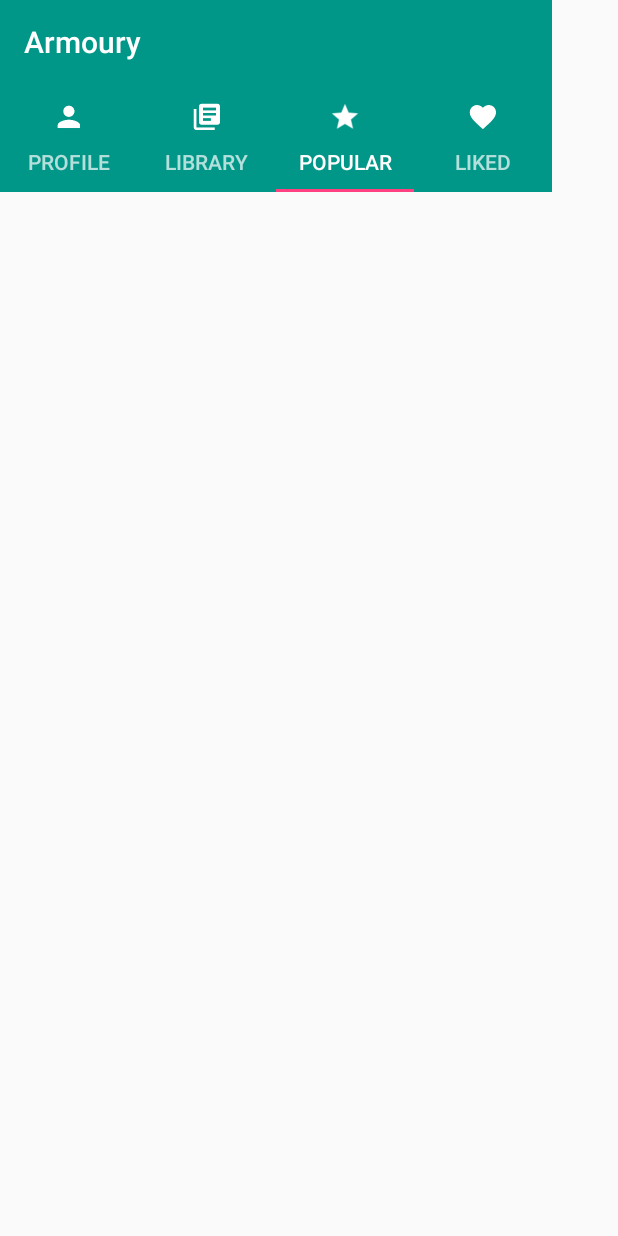
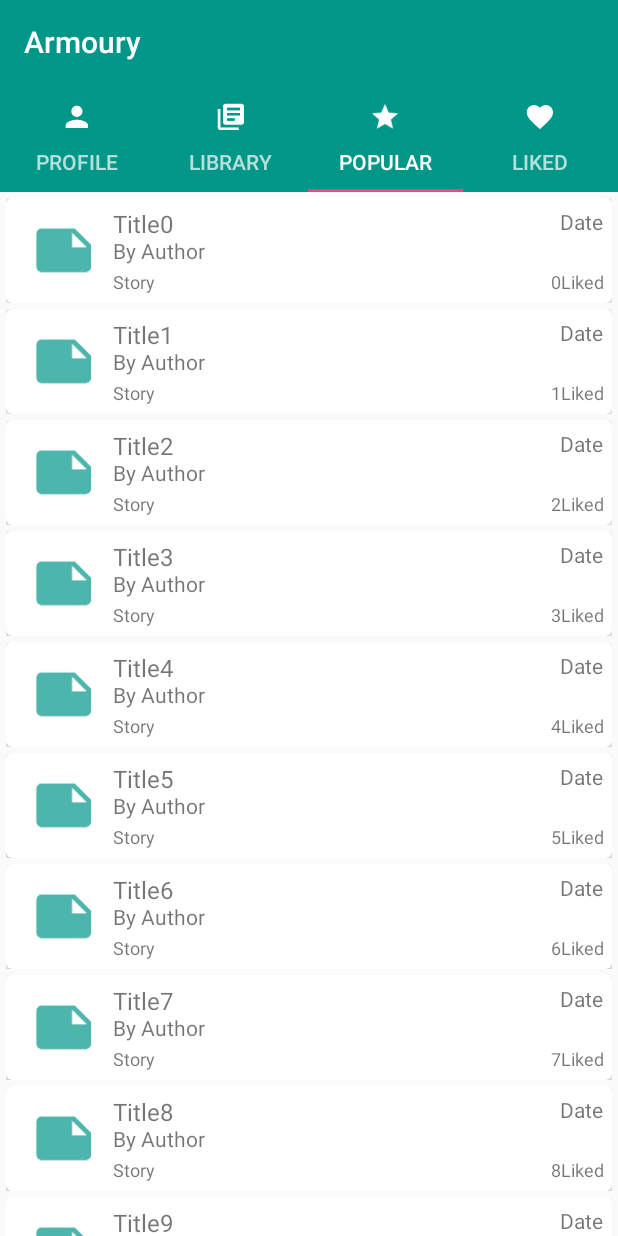
Before and after one commit to KuKunai/Armoury, an Android app: the MainActivity screen opened directly, with no data from a screen before it, tab 3 chosen, on a phone screen of 412 x 824 dp. Run offline under Robolectric (Android 15) with nearby library versions, the phone set to English and light mode, and no system bars; libraries missing offline, so code that uses them is left out: com.crashlytics.android, com.github.mikephil.charting, io.fabric.sdk; 22 statements that could not run were skipped.

Commit message:
Mock tab popular with RecyclerView

```diff
--- a/app/src/main/java/com/minipg/fanster/armoury/fragment/TabLikedFragment.java
+++ b/app/src/main/java/com/minipg/fanster/armoury/fragment/TabLikedFragment.java
@@ -28,7 +28,7 @@ public class TabLikedFragment extends Fragment {
     @Override
     public View onCreateView(LayoutInflater inflater, ViewGroup container,
                              Bundle savedInstanceState) {
-        View rootView = inflater.inflate(R.layout.fragment_tab_liked, container, false);
+        View rootView = inflater.inflate(R.layout.fragment_tab_popular, container, false);
         initInstances(rootView);
         return rootView;
     }
--- a/app/src/main/java/com/minipg/fanster/armoury/manager/HttpManager.java
+++ b/app/src/main/java/com/minipg/fanster/armoury/manager/HttpManager.java
@@ -31,7 +31,7 @@ public class HttpManager {
                 .create();
 
         Retrofit retrofit = new Retrofit.Builder()
-                .baseUrl("http://52.221.197.204:8080/TEST/api/")
+                .baseUrl("52.221.197.204:8080/ShareService/api/")
                 .addConverterFactory(GsonConverterFactory.create(gson))
                 .build();
 
--- a/app/src/main/res/layout/activity_main.xml
+++ b/app/src/main/res/layout/activity_main.xml
@@ -7,8 +7,8 @@
     tools:context="com.minipg.fanster.armoury.activity.MainActivity">
 
     <LinearLayout
-        android:layout_width="368dp"
-        android:layout_height="551dp"
+        android:layout_width="match_parent"
+        android:layout_height="match_parent"
         android:orientation="vertical">
 
         <!--Toolbar-->
--- a/app/src/main/res/layout/fragment_tab_liked.xml
+++ b/app/src/main/res/layout/fragment_tab_liked.xml
@@ -2,8 +2,7 @@
 <LinearLayout xmlns:android="http://schemas.android.com/apk/res/android"
     android:orientation="vertical"
     android:layout_width="match_parent"
-    android:layout_height="match_parent"
-    android:background="#ffaaff">
+    android:layout_height="match_parent" >
 
 
 </LinearLayout>
--- a/app/src/main/res/layout/fragment_tab_popular.xml
+++ b/app/src/main/res/layout/fragment_tab_popular.xml
@@ -1,11 +1,12 @@
 <?xml version="1.0" encoding="utf-8"?>
 <RelativeLayout xmlns:android="http://schemas.android.com/apk/res/android"
     android:layout_width="match_parent"
-    android:layout_height="match_parent">
+    android:layout_height="match_parent"
+    >
 
     <android.support.v7.widget.RecyclerView
         android:id="@+id/recycleView"
         android:layout_width="match_parent"
-        android:layout_height="match_parent"/>
+        android:layout_height="match_parent" />
 
 </RelativeLayout>
--- a/app/src/main/res/layout/list_topic.xml
+++ b/app/src/main/res/layout/list_topic.xml
@@ -1,17 +1,116 @@
 <?xml version="1.0" encoding="utf-8"?>
 <RelativeLayout xmlns:android="http://schemas.android.com/apk/res/android"
+    xmlns:card_view="http://schemas.android.com/apk/res-auto"
     android:layout_width="match_parent"
-    android:layout_height="match_parent">
+    android:layout_height="wrap_content"
+    android:paddingLeft="4dp"
+    android:paddingRight="4dp"
+    android:paddingTop="4dp">
 
     <android.support.v7.widget.CardView
         android:layout_width="match_parent"
-        android:layout_height="wrap_content">
+        android:layout_height="wrap_content"
+        android:layout_gravity="center"
+        android:padding="10dp"
+        card_view:cardCornerRadius="4dp">
 
         <LinearLayout
             android:layout_width="match_parent"
             android:layout_height="match_parent"
-            android:orientation="horizontal">
+            android:orientation="horizontal"
+            android:padding="6dp"
+            android:weightSum="6">
 
+            <ImageView
+                android:layout_width="0dp"
+                android:layout_height="match_parent"
+                android:layout_weight="1"
+                android:src="@mipmap/ic_note"
+                android:scaleType="fitCenter"
+                android:padding="4dp"/>
+
+            <LinearLayout
+                android:layout_width="0dp"
+                android:layout_height="match_parent"
+                android:weightSum="3"
+                android:layout_weight="5"
+                android:orientation="vertical">
+
+                <LinearLayout
+                    android:layout_weight="1"
+                    android:layout_width="match_parent"
+                    android:layout_height="0dp"
+                    android:orientation="horizontal"
+                    android:weightSum="5">
+
+                    <TextView
+                        android:id="@+id/tvTitle"
+                        android:layout_width="0dp"
+                        android:layout_height="wrap_content"
+                        android:layout_weight="3"
+                        android:ellipsize="end"
+                        android:maxLines="1"
+                        android:text="Title"
+                        android:textSize="16sp" />
+
+                    <TextView
+                        android:id="@+id/tvDate"
+                        android:layout_width="0dp"
+                        android:layout_height="wrap_content"
+                        android:layout_gravity="right"
+                        android:layout_weight="2"
+                        android:ellipsize="end"
+                        android:gravity="right"
+                        android:maxLines="1"
+                        android:text="Date"
+                        android:textSize="14sp" />
+
+
+                </LinearLayout>
+
+                <TextView
+                    android:layout_weight="1"
+                    android:id="@+id/tvAuthor"
+                    android:layout_width="wrap_content"
+                    android:layout_height="0dp"
+                    android:ellipsize="end"
+                    android:maxLines="1"
+                    android:text="by Author"
+                    android:textSize="14sp" />
+
+                <LinearLayout
+                    android:layout_weight="1"
+                    android:layout_width="match_parent"
+                    android:layout_height="0dp"
+                    android:orientation="horizontal"
+                    android:weightSum="5">
+
+                    <TextView
+                        android:id="@+id/tvStory"
+                        android:layout_width="0dp"
+                        android:layout_height="wrap_content"
+                        android:layout_weight="3"
+                        android:ellipsize="end"
+                        android:maxLines="1"
+                        android:textSize="12sp"
+                        android:layout_gravity="bottom"
+                        android:text="Story Story Story Story Story Story Story Story Story Story" />
+
+                    <TextView
+                        android:id="@+id/tvLiked"
+                        android:layout_width="0dp"
+                        android:layout_height="wrap_content"
+                        android:layout_gravity="right|bottom"
+                        android:layout_weight="2"
+                        android:gravity="right"
+                        android:maxLines="1"
+                        android:textSize="12sp"
+                        android:text="1400 Liked" />
+
+                </LinearLayout>
+
+
+            </LinearLayout>
 
         </LinearLayout>
 
```
Also changed, not shown: app/src/main/java/com/minipg/fanster/armoury/adapter/TopicListAdapter.java (added, +61 -0 lines), app/src/main/java/com/minipg/fanster/armoury/dao/CategoryItemDao.java (added, +33 -0 lines), app/src/main/java/com/minipg/fanster/armoury/fragment/TabPopularFragment.java (+13 -0 lines), app/src/main/java/com/minipg/fanster/armoury/manager/http/ApiService.java (+6 -2 lines), app/src/main/java/com/minipg/fanster/armoury/view/TopicListItem.java (added, +129 -0 lines).
